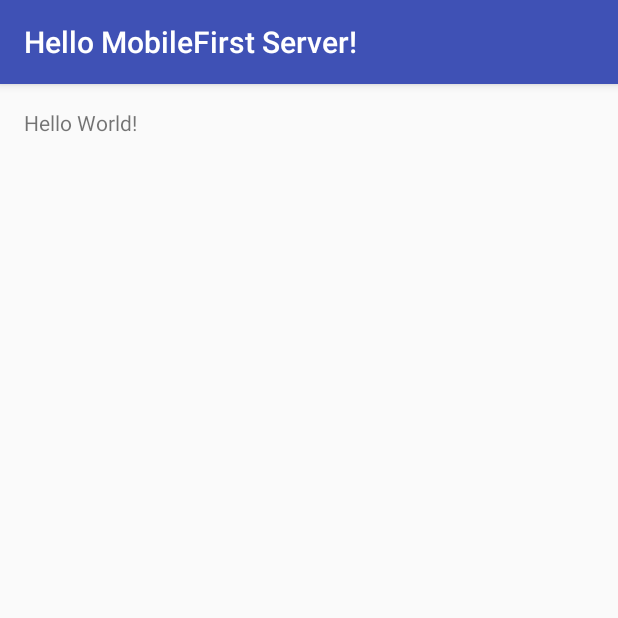
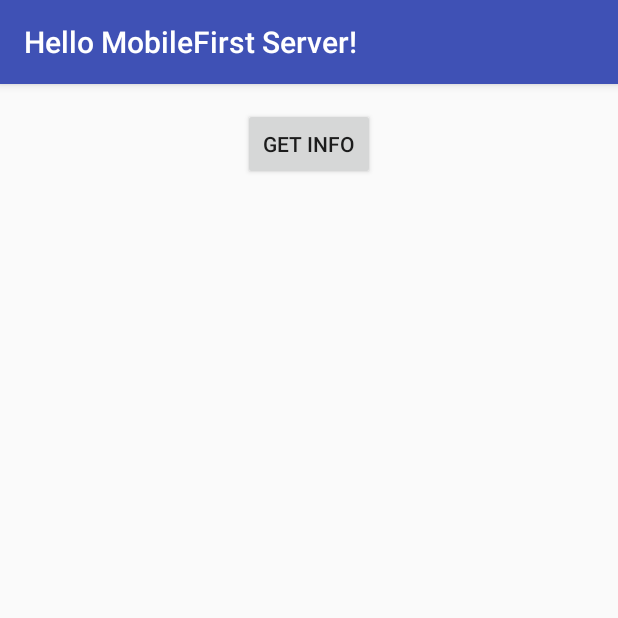
Before and after one commit to ruan65/mobileFirstLoggingExp, an Android app: the screen it shows after launch (MainActivity), on a phone screen of 412 x 824 dp, the top half of it. Run offline under Robolectric (Android 15) with nearby library versions, the phone set to English and light mode, and no system bars; libraries missing offline, so code that uses them is left out: com.worklight.common, com.worklight.wlclient; 7 statements that could not run were skipped.

```diff
--- a/app/build.gradle
+++ b/app/build.gradle
@@ -12,8 +12,8 @@ android {
         applicationId "com.redsys.test.mfpushnativeapptowl"
         minSdkVersion 16
         targetSdkVersion 23
-        versionCode 1
-        versionName "1.0"
+        versionCode 3
+        versionName "1.2"
     }
     buildTypes {
         release {
--- a/app/src/main/assets/wlclient.properties
+++ b/app/src/main/assets/wlclient.properties
@@ -1,9 +1,9 @@
 wlServerProtocol=http
-wlServerHost=192.168.242.231
+wlServerHost=10.0.2.148
 wlServerPort=10080
-wlServerContext=/mfpFirstTestProject/
+wlServerContext=/MfWlServerForNative/
 wlAppId=com_redsys_test_mfpushnativeapptowl
-wlAppVersion=1.0
+wlAppVersion=1.2
 wlEnvironment=Androidnative
 wlUid=wY/mbnwKTDDYQUvuQCdSgg==
 wlPlatformVersion=7.1.0.00.20160513-1006
--- a/app/src/main/java/com/redsys/test/mfpushnativeapptowl/MainActivity.java
+++ b/app/src/main/java/com/redsys/test/mfpushnativeapptowl/MainActivity.java
@@ -2,12 +2,81 @@ package com.redsys.test.mfpushnativeapptowl;
 
 import android.support.v7.app.AppCompatActivity;
 import android.os.Bundle;
+import android.util.Log;
+import android.view.View;
+import android.widget.Toast;
+
+import com.worklight.common.Logger;
+import com.worklight.wlclient.api.WLClient;
+import com.worklight.wlclient.api.WLFailResponse;
+import com.worklight.wlclient.api.WLResponse;
+import com.worklight.wlclient.api.WLResponseListener;
+
+import java.net.URL;
+import java.util.Date;
 
 public class MainActivity extends AppCompatActivity {
+
+    public static final String loggerTag = "testLoggerWL";
+
+    private WLClient client;
+
+    private Logger logger;
 
     @Override
     protected void onCreate(Bundle savedInstanceState) {
         super.onCreate(savedInstanceState);
         setContentView(R.layout.activity_main);
+
+        Logger.setContext(this);
+
+        client = WLClient.createInstance(this);
+
+        client.setHeartBeatInterval(10);
+
+        client.connect(new WLResponseListener() {
+            @Override
+            public void onSuccess(WLResponse wlResponse) {
+
+                Log.d("mfp", "Successssssssssssssssssssssssss.....................");
+
+                Log.d("mfp", wlResponse.getResponseText());
+
+                Log.d("mfp", wlResponse.getResponseJSON().toString());
+            }
+
+            @Override
+            public void onFailure(WLFailResponse wlFailResponse) {
+
+                Log.d("mfp", "Faillllllllllllllllllllllllllllllll........................");
+            }
+        });
+
+        client.setHeartBeatInterval(10);
+
+
+        logger = Logger.getInstance(loggerTag);
+
+
+        logger.info("onCreate...............................");
+
+
+    }
+
+    public void getInfo(View view) {
+
+        URL serverUrl = client.getServerUrl();
+
+        Log.w("mfp", "server url: " + serverUrl.toString());
+
+
+        logger = Logger.getInstance("testLoggerWL");
+
+        logger.error("test error time=" + new Date());
+        logger.info("test info date = " + new Date() );
+
+        logger.error("strange log behavior time = " + new Date());
+
+        Toast.makeText(this, "logs has been sent", Toast.LENGTH_LONG).show();
     }
 }
--- a/app/src/main/res/layout/activity_main.xml
+++ b/app/src/main/res/layout/activity_main.xml
@@ -10,8 +10,26 @@
     android:paddingTop="@dimen/activity_vertical_margin"
     tools:context="com.redsys.test.mfpushnativeapptowl.MainActivity">
 
-    <TextView
+
+    <Button
+        android:id="@+id/btn_get_info"
+        android:layout_centerHorizontal="true"
+        android:text="Get Info"
+        android:onClick="getInfo"
         android:layout_width="wrap_content"
-        android:layout_height="wrap_content"
-        android:text="Hello World!"/>
+        android:layout_height="wrap_content"/>
+
+    <ScrollView
+        android:id="@+id/scroll_info"
+        android:layout_below="@+id/btn_get_info"
+        android:layout_marginTop="10dp"
+        android:layout_width="match_parent"
+        android:layout_height="wrap_content">
+
+        <TextView
+            android:id="@+id/info"
+            android:layout_width="wrap_content"
+            android:layout_height="wrap_content"
+            />
+    </ScrollView>
 </RelativeLayout>
```
Also changed, not shown: 5 other files.
